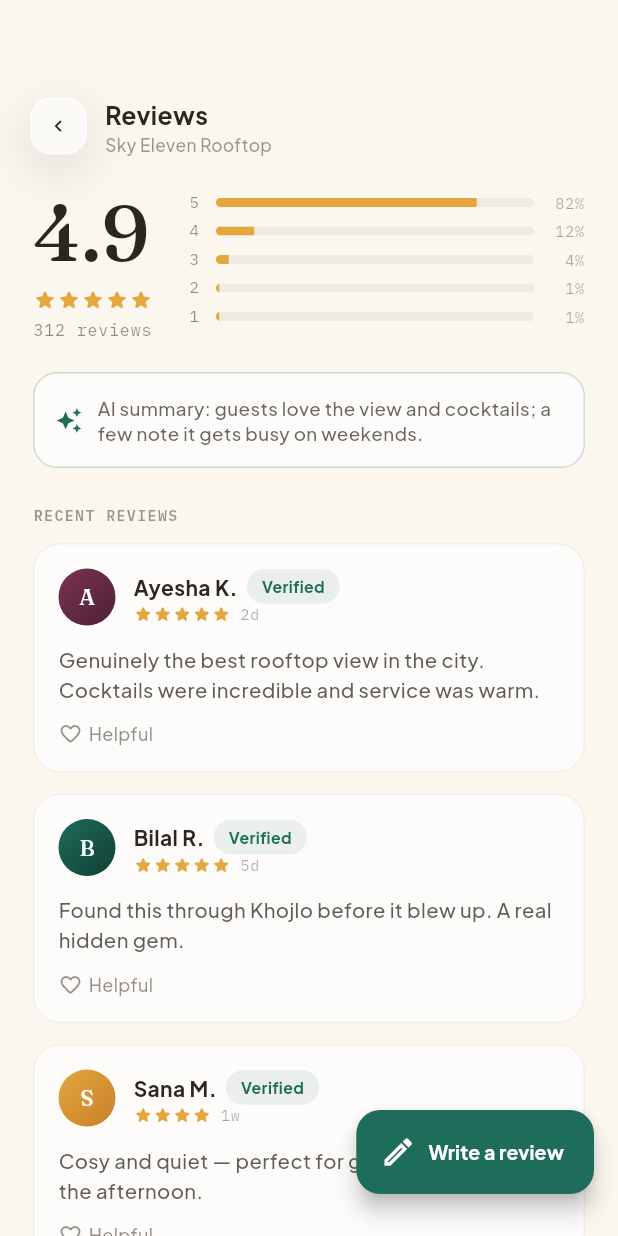
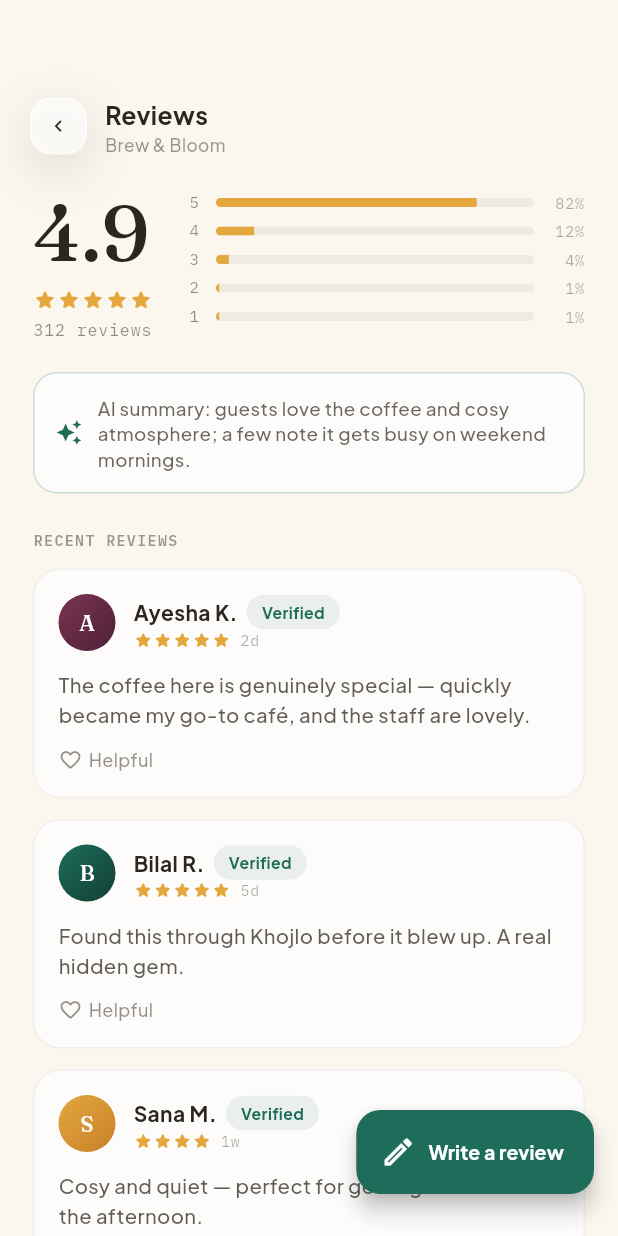
Before and after one commit to iNoumanMalik/khojlo, a Flutter app: the ReviewsScreen screen opened by its route, on a phone screen of 412 x 824 dp. Run offline on Flutter 3.47's test engine with Material 3 defaults, Android fonts, the phone set to English and light mode, and no system bars; our stand-ins replace cached_network_image, dio, flutter_animate, flutter_riverpod, flutter_secure_storage, go_router and 4 more; accounts and stored records are empty; network calls fail.

Commit message:
feat: update seed data and remove references to bars

```diff
--- a/frontend/lib/features/auth/presentation/auth_screen.dart
+++ b/frontend/lib/features/auth/presentation/auth_screen.dart
@@ -209,7 +209,8 @@ class _AuthScreenState extends ConsumerState<AuthScreen> {
                   onTap: state.googleLoading ? null : _continueWithGoogle,
                 ),
                 const SizedBox(height: 12),
-                const GhostButton(label: 'Continue with Apple'),
+                // const GhostButton(label: 'Continue with Apple'),
+                // const SizedBox(height: 22),
                 const SizedBox(height: 22),
                 Center(
                   child: Text(
--- a/frontend/lib/features/auth/presentation/interests_screen.dart
+++ b/frontend/lib/features/auth/presentation/interests_screen.dart
@@ -22,7 +22,6 @@ class _InterestsScreenState extends ConsumerState<InterestsScreen> {
   static const _interests = [
     ('Food', '🍜', 'restaurants'),
     ('Cafés', '☕', 'cafes'),
-    ('Bars', '🍸', 'bars'),
     ('Gym', '💪', 'gym'),
     ('Healthcare', '🏥', 'healthcare'),
     ('Gaming', '🎮', 'gaming'),
--- a/frontend/lib/features/prototype/chat_screens.dart
+++ b/frontend/lib/features/prototype/chat_screens.dart
@@ -160,12 +160,12 @@ class KaiScreen extends StatelessWidget {
                 const SizedBox(height: 16),
                 ChatBubble(
                   text:
-                      'Sky Eleven Rooftop is a great pick — 360° views and craft cocktails, 4.9★ and only 0.6 km away.',
+                      'Ember & Oak is a great pick — live-fire seasonal plates, 4.6★ and only 0.6 km away.',
                   glass: true,
                 ),
                 const SizedBox(height: 12),
                 GestureDetector(
-                  onTap: () => context.push('/business/7'),
+                  onTap: () => context.push('/business/6'),
                   child: GlassSurface(
                     radius: 18,
                     padding: const EdgeInsets.all(10),
@@ -174,15 +174,15 @@ class KaiScreen extends StatelessWidget {
                         SizedBox(
                             width: 56,
                             height: 56,
-                            child: ImageTile(tone: 'plum', radius: 12)),
+                            child: ImageTile(tone: 'coral', radius: 12)),
                         const SizedBox(width: 12),
                         Expanded(
                           child: Column(
                             crossAxisAlignment: CrossAxisAlignment.start,
                             children: [
-                              Text('Sky Eleven Rooftop',
+                              Text('Ember & Oak',
                                   style: AppType.serif(size: 15)),
-                              Text('★ 4.9 · 0.6 km · \$\$\$',
+                              Text('★ 4.6 · 0.6 km · \$\$\$',
                                   style: AppType.mono(
                                       size: 10.5,
                                       color: AppColors.inkA(0.6))),
@@ -216,7 +216,7 @@ class ConversationScreen extends StatelessWidget {
       body: Column(
         children: [
           TopBar(
-              title: 'Sky Eleven Rooftop',
+              title: 'Ember & Oak',
               subtitle: 'Usually replies within an hour',
               onBack: () => context.pop()),
           Expanded(
--- a/frontend/lib/features/prototype/mock_data.dart
+++ b/frontend/lib/features/prototype/mock_data.dart
@@ -7,17 +7,17 @@ class Mock {
 
   static const places = <BusinessCard>[
     BusinessCard(
-        id: 7,
-        name: 'Sky Eleven Rooftop',
-        tagline: '360° city views, craft cocktails',
-        tone: 'plum',
+        id: 10,
+        name: 'Glow Studio',
+        tagline: 'Skin, nails & slow beauty',
+        tone: 'coral',
         address: 'Blue Area',
-        priceLevel: '\$\$\$',
-        rating: 4.9,
-        reviewCount: 312,
-        saveCount: 210,
+        priceLevel: '\$\$',
+        rating: 4.8,
+        reviewCount: 121,
+        saveCount: 58,
         isVerified: true,
-        categoryName: 'Bars',
+        categoryName: 'Beauty',
         distanceKm: 0.6),
     BusinessCard(
         id: 1,
@@ -47,7 +47,7 @@ class Mock {
         distanceKm: 1.1),
   ];
 
-  static const recentSearches = ['Rooftop bars', 'Quiet cafés', 'Late-night ramen'];
+  static const recentSearches = ['Rooftop dining', 'Quiet cafés', 'Late-night ramen'];
   static const popularSearches = [
     'Hidden gems',
     'New this week',
@@ -57,21 +57,21 @@ class Mock {
   ];
 
   static const conversations = <({String name, String tone, String last, String time, bool unread})>[
-    (name: 'Sky Eleven Rooftop', tone: 'plum', last: 'Your table for 2 is confirmed for 8PM 🎉', time: '2m', unread: true),
+    (name: 'Glow Studio', tone: 'coral', last: 'Your appointment is booked for Saturday.', time: '2m', unread: true),
     (name: 'Brew & Bloom', tone: 'emerald', last: 'We just dropped a new single-origin!', time: '1h', unread: true),
     (name: 'Forno Italiano', tone: 'gold', last: 'Thanks for stopping by — see you soon.', time: '3h', unread: false),
-    (name: 'Glow Studio', tone: 'coral', last: 'Your appointment is booked for Saturday.', time: '1d', unread: false),
+    (name: 'Pixel Arena', tone: 'ink', last: 'Tournament slots are open for Friday night.', time: '1d', unread: false),
   ];
 
   static const reviews = <({String author, String tone, int rating, String body, String time})>[
-    (author: 'Ayesha K.', tone: 'plum', rating: 5, body: 'Genuinely the best rooftop view in the city. Cocktails were incredible and service was warm.', time: '2d'),
+    (author: 'Ayesha K.', tone: 'plum', rating: 5, body: 'The coffee here is genuinely special — quickly became my go-to café, and the staff are lovely.', time: '2d'),
     (author: 'Bilal R.', tone: 'emerald', rating: 5, body: 'Found this through Khojlo before it blew up. A real hidden gem.', time: '5d'),
     (author: 'Sana M.', tone: 'gold', rating: 4, body: 'Cosy and quiet — perfect for getting work done in the afternoon.', time: '1w'),
   ];
 
   static const notificationsToday = <({String icon, String title, String body, String tone})>[
     (icon: 'offer', title: 'New offer near you', body: 'Brew & Bloom: buy one, plant one — free seedling.', tone: 'gold'),
-    (icon: 'trending', title: 'Trending tonight', body: 'Sky Eleven Rooftop is trending in Bars.', tone: 'plum'),
+    (icon: 'trending', title: 'Trending tonight', body: 'Forno Italiano is trending in Restaurants.', tone: 'gold'),
   ];
   static const notificationsEarlier = <({String icon, String title, String body, String tone})>[
     (icon: 'message', title: 'Forno Italiano replied', body: '“Thanks for stopping by — see you soon.”', tone: 'emerald'),
--- a/frontend/lib/features/prototype/reviews_screen.dart
+++ b/frontend/lib/features/prototype/reviews_screen.dart
@@ -27,7 +27,7 @@ class ReviewsScreen extends StatelessWidget {
       ),
       body: Column(
         children: [
-          TopBar(title: 'Reviews', subtitle: 'Sky Eleven Rooftop', onBack: () => context.pop()),
+          TopBar(title: 'Reviews', subtitle: 'Brew & Bloom', onBack: () => context.pop()),
           Expanded(
             child: ListView(
               padding: const EdgeInsets.fromLTRB(22, 0, 22, 90),
@@ -86,7 +86,7 @@ class ReviewsScreen extends StatelessWidget {
                       const SizedBox(width: 10),
                       Expanded(
                         child: Text(
-                            'AI summary: guests love the view and cocktails; a few note it gets busy on weekends.',
+                            'AI summary: guests love the coffee and cosy atmosphere; a few note it gets busy on weekend mornings.',
                             style: AppType.sans(
                                 size: 12.5,
                                 height: 1.4,
```
Also changed, not shown: 1 other file.
